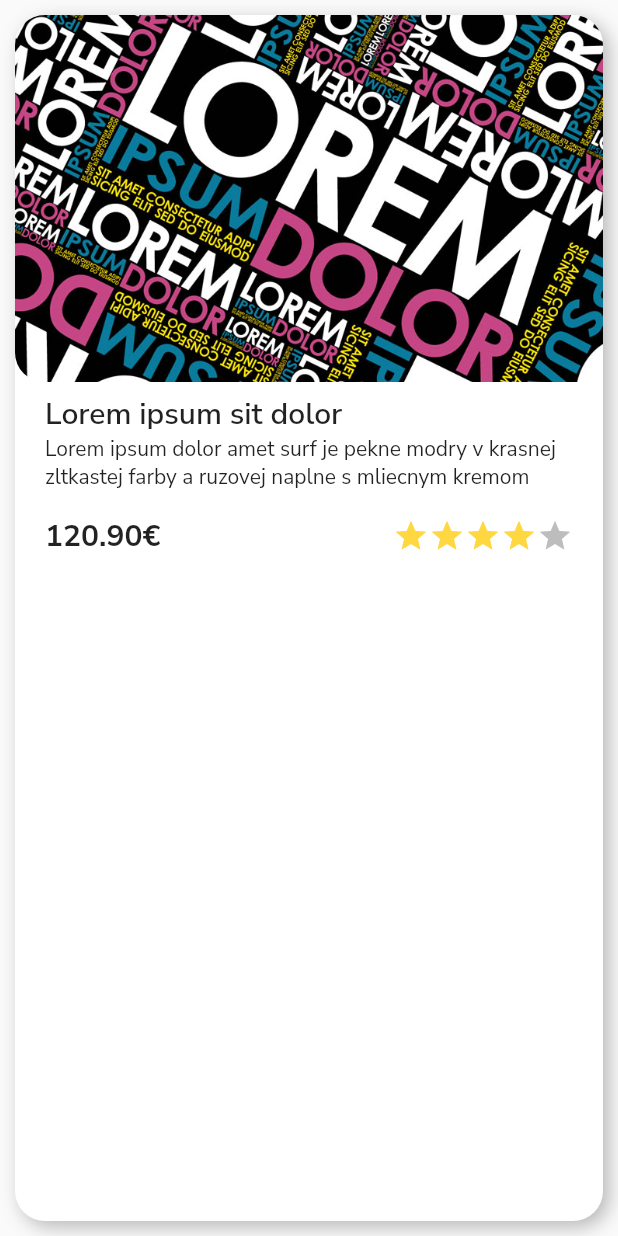
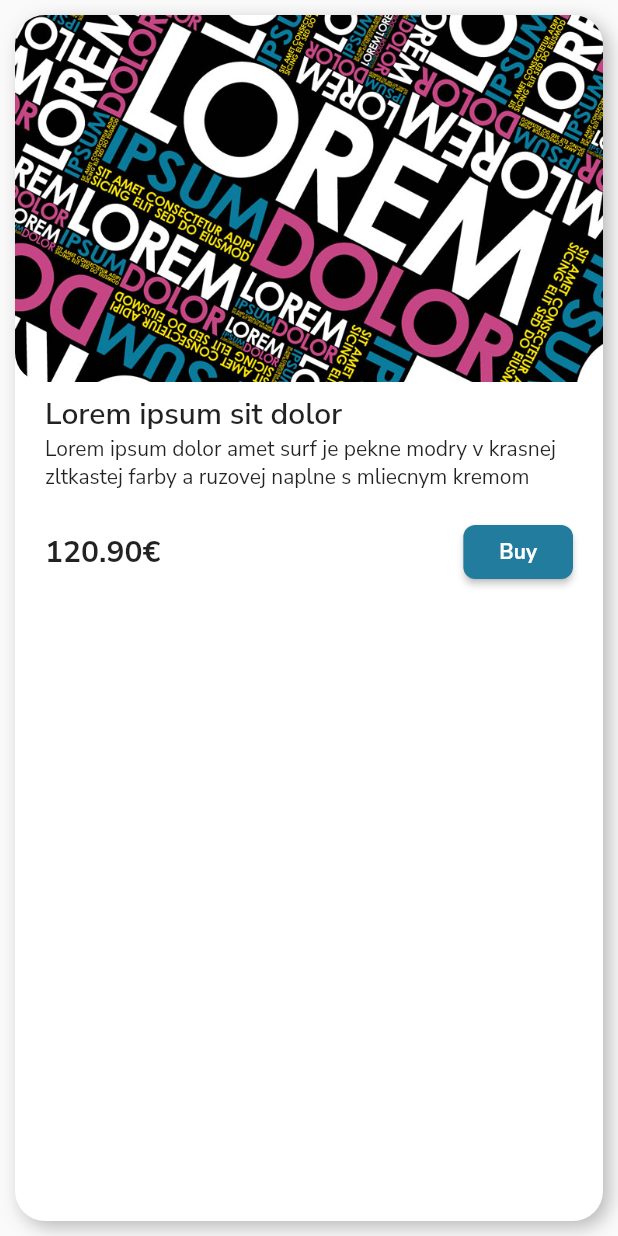
Before and after one commit to iggy228/FlutShop, a Flutter app: the ProductListTile widget shown alone on an empty page, opened directly, on a phone screen of 412 x 824 dp. Run offline on Flutter 3.47's test engine with Material 2 defaults, Android fonts, the light colour scheme and no system bars; our stand-ins replace auto_route, bloc, firebase_auth, firebase_core, flutter_bloc, flutter_svg and 4 more; accounts and stored records are empty.

Commit message:
Replace star rating and replace it with buy button.

```diff
--- a/lib/src/presentation/widgets/home/product_list_tile.dart
+++ b/lib/src/presentation/widgets/home/product_list_tile.dart
@@ -1,4 +1,3 @@
-import 'package:flut_shop/src/presentation/widgets/home/star_row.dart';
 import 'package:flutter/material.dart';
 
 class ProductListTile extends StatelessWidget {
@@ -64,7 +63,19 @@ class ProductListTile extends StatelessWidget {
                             fontWeight: FontWeight.bold,
                           ),
                     ),
-                    StarRow(activeCount: rating),
+                    ElevatedButton(
+                      onPressed: () {},
+                      style: ElevatedButton.styleFrom(
+                        padding: const EdgeInsets.symmetric(
+                          horizontal: 24,
+                          vertical: 8,
+                        ),
+                      ),
+                      child: Text(
+                        'Buy',
+                        style: TextStyle(fontWeight: FontWeight.bold),
+                      ),
+                    ),
                   ],
                 ),
               ],
--- a/lib/src/presentation/widgets/home/star_row.dart
+++ /dev/null
@@ -1,25 +0,0 @@
-import 'package:flutter/material.dart';
-
-class StarRow extends StatelessWidget {
-  final int count;
-  final int activeCount;
-
-  const StarRow({
-    Key? key,
-    this.count = 5,
-    this.activeCount = 0,
-  }) : super(key: key);
-
-  @override
-  Widget build(BuildContext context) {
-    return Row(
-      children: [
-        for (int i = 0; i < count; i++)
-          Icon(
-            Icons.star,
-            color: i < activeCount ? Colors.amberAccent : Colors.grey[400],
-          ),
-      ],
-    );
-  }
-}
```
